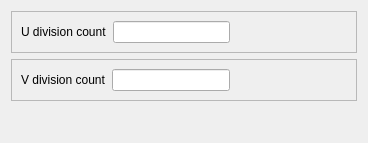
Jakub-Ciecierski/InfinityCAD, file apps/ifc_editor_qt/src/dialogs/surface_settings_dialog.ui: the form before one commit.
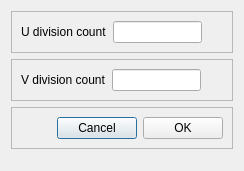
The form after the commit.

Diff of the .ui file:
```diff
--- a/apps/ifc_editor_qt/src/dialogs/surface_settings_dialog.ui
+++ b/apps/ifc_editor_qt/src/dialogs/surface_settings_dialog.ui
@@ -6,8 +6,8 @@
    <rect>
     <x>0</x>
     <y>0</y>
-    <width>368</width>
-    <height>143</height>
+    <width>244</width>
+    <height>171</height>
    </rect>
   </property>
   <property name="windowTitle">
@@ -84,6 +84,45 @@
      </layout>
     </widget>
    </item>
+   <item>
+    <widget class="QFrame" name="frame_3">
+     <property name="frameShape">
+      <enum>QFrame::StyledPanel</enum>
+     </property>
+     <property name="frameShadow">
+      <enum>QFrame::Raised</enum>
+     </property>
+     <layout class="QHBoxLayout" name="horizontalLayout_3">
+      <item>
+       <spacer name="horizontalSpacer_3">
+        <property name="orientation">
+         <enum>Qt::Horizontal</enum>
+        </property>
+        <property name="sizeHint" stdset="0">
+         <size>
+          <width>40</width>
+          <height>20</height>
+         </size>
+        </property>
+       </spacer>
+      </item>
+      <item>
+       <widget class="QPushButton" name="cancelButton">
+        <property name="text">
+         <string>Cancel</string>
+        </property>
+       </widget>
+      </item>
+      <item>
+       <widget class="QPushButton" name="okButton">
+        <property name="text">
+         <string>OK</string>
+        </property>
+       </widget>
+      </item>
+     </layout>
+    </widget>
+   </item>
    <item>
     <spacer name="verticalSpacer">
      <property name="orientation">
```
Left out of the diff: 39 changed lines with no effect on the pictures.
